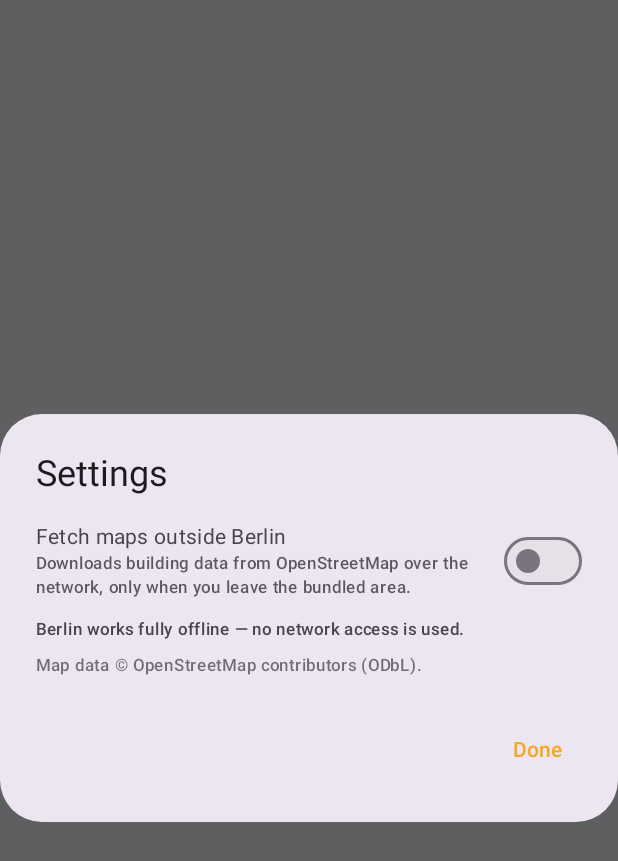
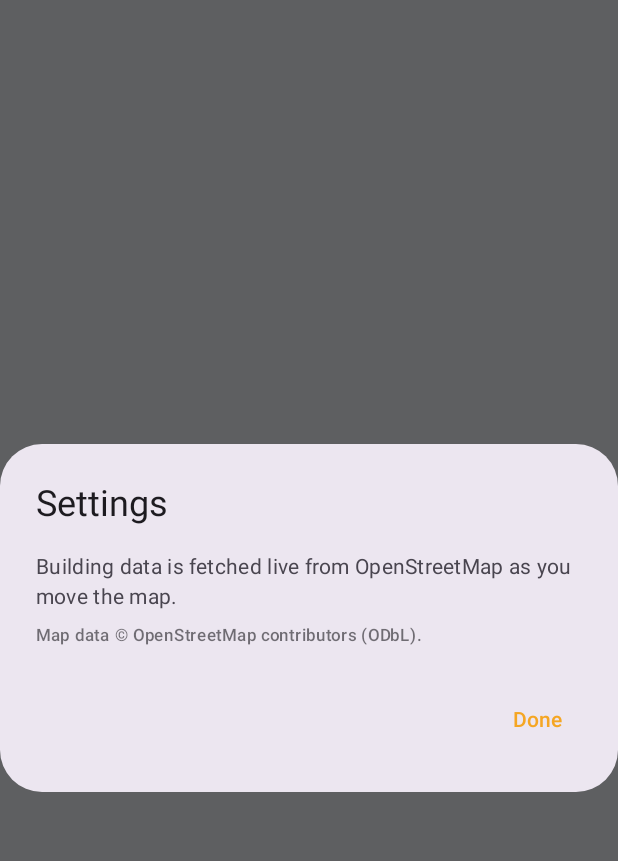
Before and after one commit to phrag/Shadey, an Android app built with Jetpack Compose: the composable SettingsDialog shown on its own in the app's theme, on a phone screen of 412 x 824 dp. Shown: the top 861 px of the screen. Run offline under Robolectric (Android 15) with nearby library versions, the phone set to English and light mode, and no system bars; 9 statements that could not run were skipped.

Commit message:
feat: always fetch OSM buildings; remove offline-only Berlin mode
The app now always fetches building data from OpenStreetMap for the
current map view, on startup and whenever the camera comes to rest.
The bundled sample and the OSM-roaming toggle are removed — OSM is
the single source of truth everywhere.

https://claude.ai/code/session_01VDk2ppH3VXbYyR31LXrFZE

```diff
--- a/app/src/main/kotlin/app/shadey/ui/MapScreen.kt
+++ b/app/src/main/kotlin/app/shadey/ui/MapScreen.kt
@@ -43,7 +43,6 @@ import androidx.compose.material3.MaterialTheme
 import androidx.compose.material3.OutlinedTextField
 import androidx.compose.material3.Slider
 import androidx.compose.material3.Surface
-import androidx.compose.material3.Switch
 import androidx.compose.material3.Text
 import androidx.compose.material3.TextButton
 import androidx.compose.runtime.Composable
@@ -232,11 +231,7 @@ fun MapScreen(vm: ShadeyViewModel = viewModel()) {
         }
 
         if (showSettings) {
-            SettingsDialog(
-                allowRoaming = state.allowRoaming,
-                onToggle = vm::setAllowRoaming,
-                onDismiss = { showSettings = false },
-            )
+            SettingsDialog(onDismiss = { showSettings = false })
         }
     }
 }
@@ -353,29 +348,16 @@ private fun SelectedCard(
 }
 
 @Composable
-private fun SettingsDialog(allowRoaming: Boolean, onToggle: (Boolean) -> Unit, onDismiss: () -> Unit) {
+private fun SettingsDialog(onDismiss: () -> Unit) {
     AlertDialog(
         onDismissRequest = onDismiss,
         confirmButton = { TextButton(onClick = onDismiss) { Text("Done") } },
         title = { Text("Settings") },
         text = {
             Column {
-                Row(verticalAlignment = Alignment.CenterVertically) {
-                    Column(Modifier.weight(1f)) {
-                        Text("Fetch maps outside Berlin", style = MaterialTheme.typography.bodyMedium)
-                        Text(
-                            "Downloads building data from OpenStreetMap over the network, only when you leave the bundled area.",
-                            style = MaterialTheme.typography.labelSmall,
-                            color = MaterialTheme.colorScheme.onSurface.copy(alpha = 0.7f),
-                        )
-                    }
-                    Spacer(Modifier.width(8.dp))
-                    Switch(checked = allowRoaming, onCheckedChange = onToggle)
-                }
-                Spacer(Modifier.height(12.dp))
                 Text(
-                    "Berlin works fully offline — no network access is used.",
-                    style = MaterialTheme.typography.labelSmall,
+                    "Building data is fetched live from OpenStreetMap as you move the map.",
+                    style = MaterialTheme.typography.bodyMedium,
                 )
                 Spacer(Modifier.height(8.dp))
                 Text(
```
Also changed, not shown: app/src/main/kotlin/app/shadey/ui/ShadeyViewModel.kt (+7 -35 lines).
